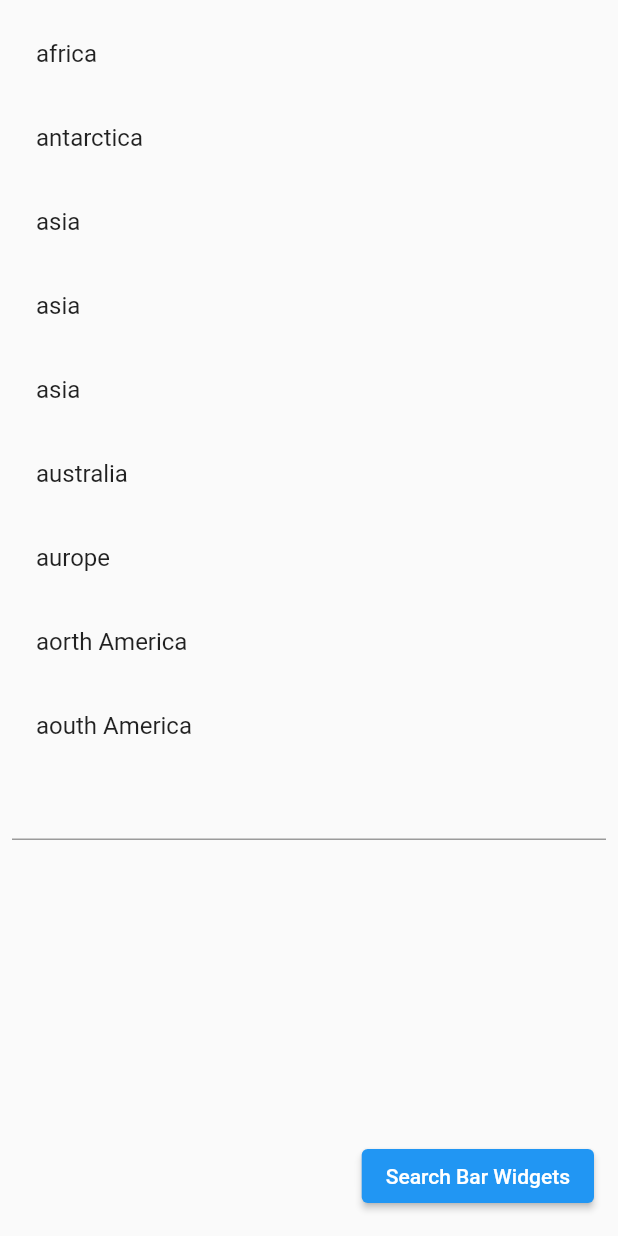
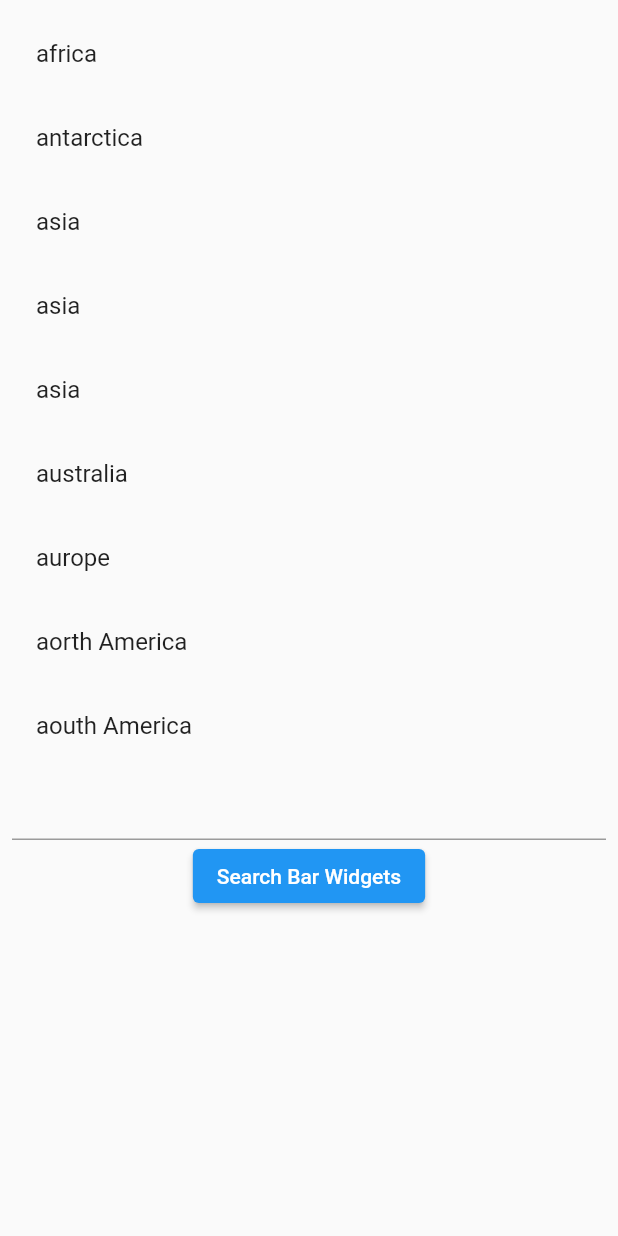
Before and after one commit to KhilanVitthani/custom_autocomplete_textfield, a Flutter app: the screen it shows after launch, on a phone screen of 412 x 824 dp. Run offline on Flutter 3.47's test engine with Material 2 defaults, Android fonts, the phone set to English and light mode, and no system bars.

Commit message:
initial commit

```diff
--- a/lib/main.dart
+++ b/lib/main.dart
@@ -91,19 +91,19 @@ class _AutoCompleteTextFieldState extends State<AutoCompleteTextField> {
                   controller: serchController,
                   onChanged: (val) => _runFilter(val),
                 ),
+                ElevatedButton(
+                  onPressed: () {
+                    Navigator.push(
+                        context,
+                        MaterialPageRoute(
+                          builder: (context) => SearchBarScreen(),
+                        ));
+                  },
+                  child: Text("Search Bar Widgets"),
+                ),
               ],
             ),
           ),
-        ),
-        floatingActionButton: ElevatedButton(
-          onPressed: () {
-            Navigator.push(
-                context,
-                MaterialPageRoute(
-                  builder: (context) => SearchBarScreen(),
-                ));
-          },
-          child: Text("Search Bar Widgets"),
         ),
       ),
     );
```
